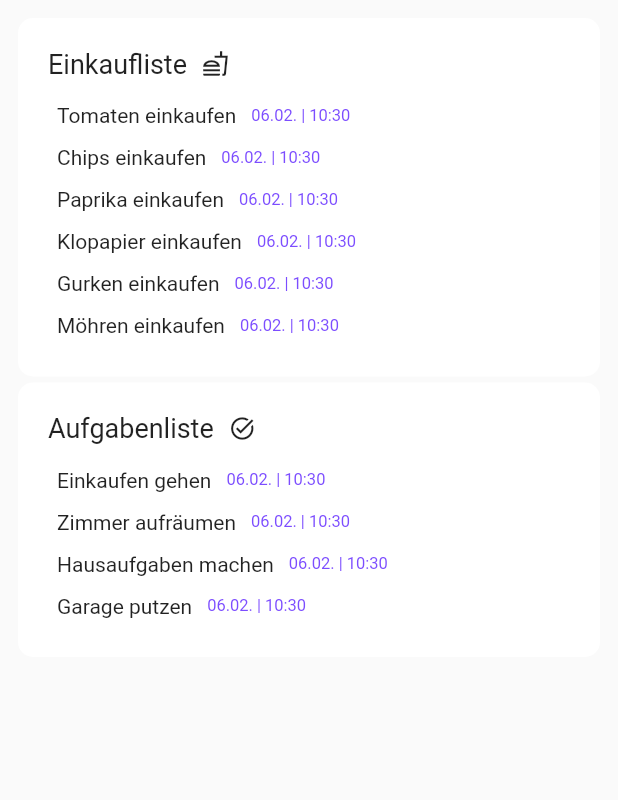
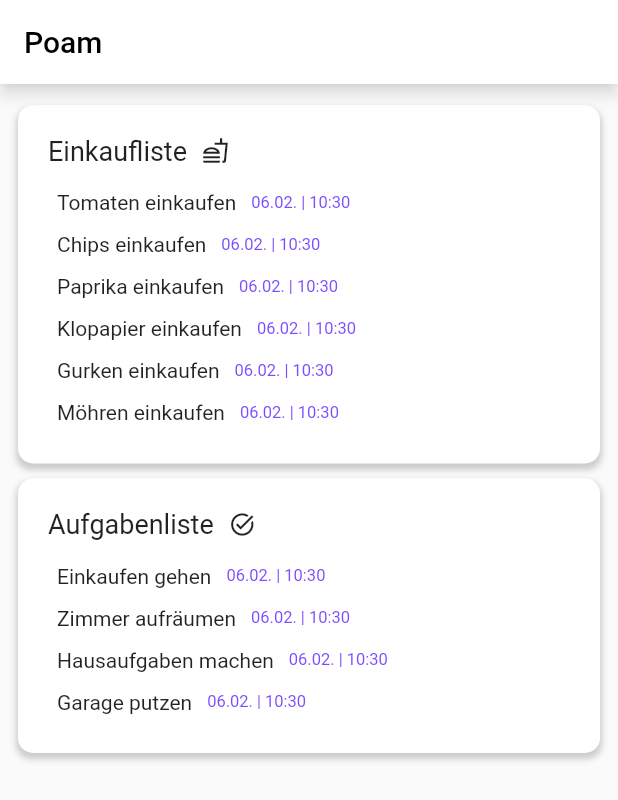
Before and after one commit to MoritzPlaten/Poam, a Flutter app: the screen it shows after launch, on a phone screen of 412 x 824 dp. Shown: the top 800 px of the screen. Run offline on Flutter 3.47's test engine with Material 2 defaults, Android fonts, the phone set to English and light mode, and no system bars.

Commit message:
Add App Bar

```diff
--- a/lib/app/app.dart
+++ b/lib/app/app.dart
@@ -14,7 +14,22 @@ class _AppState extends State<App> {
   @override
   Widget build(BuildContext context) {
 
-    return const Scaffold(
+    return Scaffold(
+      appBar: AppBar(
+        title: const Text('Poam', style: TextStyle(color: Colors.black),),
+        backgroundColor: Colors.white,
+        shadowColor: Colors.white,
+        actions: <Widget>[
+          IconButton(
+            icon: const Icon(Icons.add_alert),
+            tooltip: 'Show Snackbar',
+            onPressed: () {
+              ScaffoldMessenger.of(context).showSnackBar(
+                  const SnackBar(content: Text('This is a snackbar')));
+            },
+          ),
+        ],
+      ),
       body: PoamList(),
       //bottomNavigationBar: PoamNavigationBar(),
     );
--- a/lib/widgets/PoamMenu/PoamMenu.dart
+++ b/lib/widgets/PoamMenu/PoamMenu.dart
@@ -24,10 +24,18 @@ class _PoamMenuState extends State<PoamMenu> {
 
       width: size.width,
       padding: const EdgeInsets.only(left: 10, right: 10, top: 10, bottom: 10),
-      margin: const EdgeInsets.all(2),
+      margin: const EdgeInsets.only(top: 4, right: 2, left: 2, bottom: 6),
       decoration: BoxDecoration(
-          borderRadius: BorderRadius.circular(10),
-          color: Colors.white
+        borderRadius: BorderRadius.circular(10),
+        color: Colors.white,
+        boxShadow: [
+          BoxShadow(
+            color: Colors.grey.withOpacity(0.5),
+            spreadRadius: 1,
+            blurRadius: 3,
+            offset: Offset(0, 3), // changes position of shadow
+          ),
+        ],
       ),
       child: ListView(
 
```
